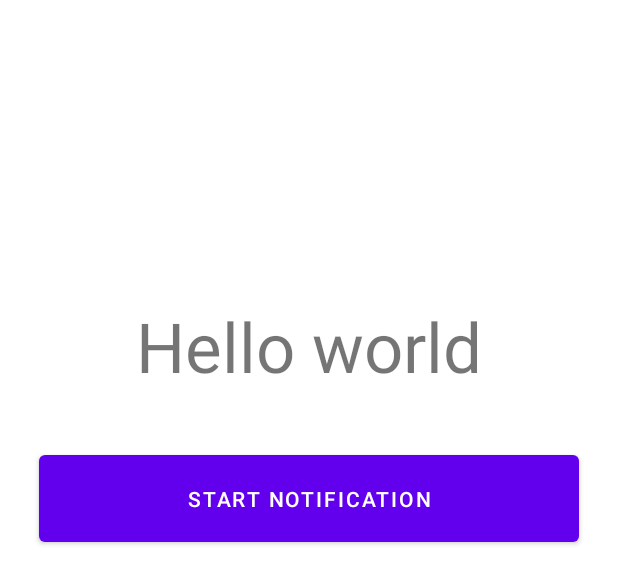
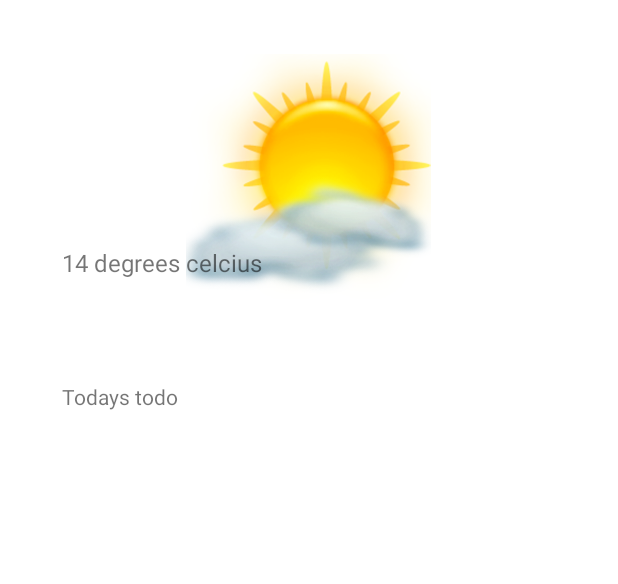
Before and after one commit to chrmeis/Jakku, an Android app: the layout activity_main.xml on its own in the app's theme, with its tools: preview values and no code run, on a phone screen of 412 x 824 dp. Shown: the top 584 px of the screen. Run offline under Robolectric (Android 15) with nearby library versions, the phone set to English and light mode, and no system bars; network calls fail.

Commit message:
Merge with GUI full

```diff
--- a/app/src/main/res/layout/activity_main.xml
+++ b/app/src/main/res/layout/activity_main.xml
@@ -1,68 +1,76 @@
 <?xml version="1.0" encoding="utf-8"?>
-<LinearLayout xmlns:android="http://schemas.android.com/apk/res/android"
+<androidx.constraintlayout.widget.ConstraintLayout xmlns:android="http://schemas.android.com/apk/res/android"
     xmlns:app="http://schemas.android.com/apk/res-auto"
     xmlns:tools="http://schemas.android.com/tools"
     android:layout_width="match_parent"
     android:layout_height="match_parent"
-    android:orientation="vertical"
     tools:context=".MainActivity">
 
 
-    <TextView
-        android:id="@+id/testText"
-        android:layout_width="match_parent"
-        android:layout_height="wrap_content"
-        android:layout_marginTop="200dp"
-        android:textAlignment="center"
-        android:text="Hello world"
-        android:textSize="46dp" />
+    <!--this is a button, to use it activate in main activity and make visible again-->
 
-    <Button
-        android:id="@+id/notifStarter"
-        android:layout_width="match_parent"
-        android:layout_height="70dp"
-        android:layout_marginTop="36dp"
-        android:layout_marginHorizontal="26dp"
-        android:text="Start Notification" />
+    <View
+        android:id="@+id/weatherview"
+        android:layout_width="357dp"
+        android:layout_height="185dp"
+        android:layout_marginTop="32dp"
+        app:layout_constraintEnd_toEndOf="parent"
+        app:layout_constraintHorizontal_bias="0.5"
+        app:layout_constraintStart_toStartOf="parent"
+        app:layout_constraintTop_toTopOf="parent" />
 
 
-    <!-- Moved to activity_notification_workout for test
+    <ImageView
+        android:id="@+id/imageView2"
+        android:layout_width="352dp"
+        android:layout_height="163dp"
+        android:layout_marginTop="4dp"
+        android:contentDescription="currentweather"
+        app:layout_constraintEnd_toEndOf="parent"
+        app:layout_constraintHorizontal_bias="0.491"
+        app:layout_constraintStart_toStartOf="parent"
+        app:layout_constraintTop_toTopOf="@+id/weatherview"
+        app:srcCompat="@drawable/sunshine" />
+
     <TextView
-        android:id="@+id/selectedTime"
-        android:layout_width="match_parent"
+        android:id="@+id/textView2"
+        android:layout_width="204dp"
+        android:layout_height="31dp"
+        android:layout_marginStart="12dp"
+        android:layout_marginTop="164dp"
+        android:text="@string/_14_degrees_celcius"
+        android:textSize="16sp"
+        app:layout_constraintStart_toStartOf="@+id/imageView2"
+        app:layout_constraintTop_toTopOf="parent" />
+
+    <!--
+    <Button
+        android:id="@+id/b_settings"
+        android:layout_width="wrap_content"
         android:layout_height="wrap_content"
-        android:layout_marginTop="200dp"
-        android:textAlignment="center"
-        android:text="12:00"
-        android:textSize="46dp" />
-
-    <Button
-        android:id="@+id/selectTimeBtn"
-        android:layout_width="match_parent"
-        android:layout_height="70dp"
-        android:layout_marginTop="36dp"
-        android:layout_marginHorizontal="26dp"
-        android:text="Select Time" />
-
-    <Button
-        android:id="@+id/setAlarmbtn"
-        android:layout_width="match_parent"
-        android:layout_height="70dp"
-        android:layout_marginTop="8dp"
-        android:layout_marginHorizontal="26dp"
-        android:text="Set Alarm"
-        tools:layout_editor_absoluteX="160dp"
-        tools:layout_editor_absoluteY="217dp" />
-
-    <Button
-        android:id="@+id/cancelAlarmbtn"
-        android:layout_width="match_parent"
-        android:layout_height="70dp"
-        android:layout_marginTop="8dp"
-        android:layout_marginHorizontal="26dp"
-        android:text="Cancel alarm"
-        tools:layout_editor_absoluteX="157dp"
-        tools:layout_editor_absoluteY="313dp" />
+        android:background="#BDBDBD"
+        android:text="SETTINGS"
+        android:textColor="#616161"
+        android:textSize="30sp"
+        android:visibility="visible"
+        app:iconTint="#050505"
+        app:layout_constraintBottom_toBottomOf="parent"
+        app:layout_constraintEnd_toEndOf="parent"
+        app:layout_constraintStart_toStartOf="parent"
+        app:layout_constraintTop_toTopOf="parent"
+        app:layout_constraintVertical_bias="0.861" />
 -->
 
-</LinearLayout>
+    <TextView
+        android:id="@+id/textView3"
+        android:layout_width="328dp"
+        android:layout_height="240dp"
+        android:text="Todays todo"
+        app:layout_constraintBottom_toBottomOf="parent"
+        app:layout_constraintEnd_toEndOf="parent"
+        app:layout_constraintHorizontal_bias="0.493"
+        app:layout_constraintStart_toStartOf="parent"
+        app:layout_constraintTop_toBottomOf="@+id/weatherview"
+        app:layout_constraintVertical_bias="0.102" />
+
+</androidx.constraintlayout.widget.ConstraintLayout>
```
Also changed, not shown: app/src/main/java/com/firstapp/jakku/MainActivity.java (+4 -4 lines), app/src/main/res/layout/activity_destination.xml (deleted, +0 -14 lines), app/src/main/res/layout/activity_study.xml (added, +126 -0 lines), app/src/main/res/layout/activity_training.xml (added, +239 -0 lines), app/src/main/res/values/strings.xml (+18 -0 lines), app/src/main/res/drawable/sunshine.png (added).
